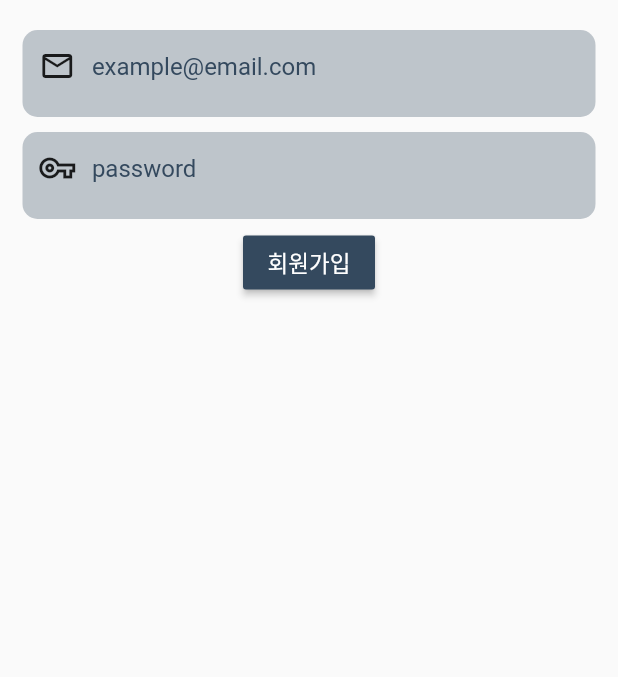
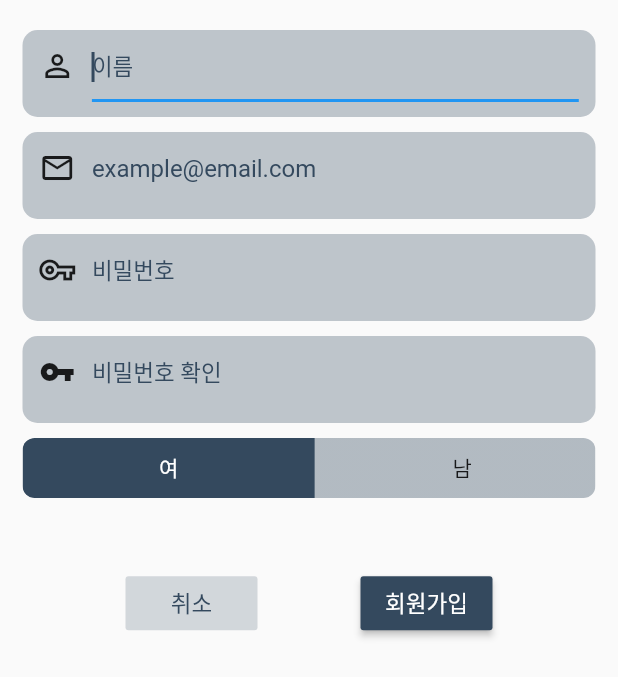
Before and after one commit to MMMIIIN/daily_report, a Flutter app: the SignUpPage screen opened directly, on a phone screen of 412 x 824 dp. Shown: the top 677 px of the screen. Run offline on Flutter 3.47's test engine with Material 2 defaults, Android fonts, the phone set to English and light mode, and no system bars; drawn by our look-alikes of toggle_switch; our stand-ins replace cloud_firestore, firebase_auth, firebase_core, fl_chart, get, get_storage and 1 more; missing offline and left inert: time_range_picker; accounts and stored records are empty; Roboto replaces fonts that are missing (Hyemin).

Commit message:
signup focusnode

```diff
--- a/lib/src/pages/settings/settings_page.dart
+++ b/lib/src/pages/settings/settings_page.dart
@@ -149,6 +149,7 @@ class _SettingsPageState extends State<SettingsPage> {
                   MaterialButton(
                     onPressed: () {
                       FirebaseAuth.instance.signOut();
+                      Get.back();
                     },
                     elevation: 0.0,
                     color: primaryColor,
--- a/lib/src/pages/signup/signup_controller.dart
+++ b/lib/src/pages/signup/signup_controller.dart
@@ -2,12 +2,25 @@ import 'package:flutter/material.dart';
 import 'package:get/get.dart';
 
 class SignUpController extends GetxController{
+  var signupNameController = TextEditingController().obs;
   var signupEmailController = TextEditingController().obs;
   var signupPasswordController = TextEditingController().obs;
+  var passwordCheckController = TextEditingController().obs;
+
+  RxString signupName = ''.obs;
   RxString signupEmail = ''.obs;
   RxString signupPassword = ''.obs;
+  RxString signupPasswordCheck = ''.obs;
+
+  RxInt genderIndex = 0.obs;
+
   RxBool checkEmail = true.obs;
   RxBool checkPassword = true.obs;
+  RxBool equalPassword = true.obs;
+
+  void setSignupName(String name){
+    signupName(name);
+  }
 
   void setSignupEmail(String email) {
     signupEmail(email);
@@ -15,6 +28,18 @@ class SignUpController extends GetxController{
 
   void setSignupPassword(String password){
     signupPassword(password);
+  }
+
+  void setSignupPasswordCheck(String checkPassword){
+    signupPasswordCheck(checkPassword);
+  }
+
+  void checkEqualPassword() {
+    if(signupPassword.value == signupPasswordCheck.value){
+      equalPassword(true);
+    } else {
+      equalPassword(false);
+    }
   }
 
   void setCheckEmail() {
@@ -32,4 +57,8 @@ class SignUpController extends GetxController{
       checkPassword(false);
     }
   }
+
+  void setGenderIndex(int index){
+    genderIndex(index);
+  }
 }
--- a/lib/src/pages/signup/signup_page.dart
+++ b/lib/src/pages/signup/signup_page.dart
@@ -3,11 +3,59 @@ import 'package:daily_report/src/pages/signup/signup_controller.dart';
 import 'package:firebase_auth/firebase_auth.dart';
 import 'package:flutter/material.dart';
 import 'package:get/get.dart';
+import 'package:toggle_switch/toggle_switch.dart';
 
 class SignUpPage extends StatelessWidget {
   final SignUpController _signUpController = Get.put(SignUpController());
+  final emailFocus = FocusNode();
+  final passwordFocus = FocusNode();
+  final passwordCheckFocus = FocusNode();
 
-  Widget signupEmailField() {
+  Widget nameField(BuildContext context) {
+    return Padding(
+      padding: EdgeInsets.symmetric(vertical: 5),
+      child: Container(
+        padding: EdgeInsets.fromLTRB(5, 0, 5, 10),
+        decoration: BoxDecoration(
+            color: primaryColor.withOpacity(0.3),
+            borderRadius: BorderRadius.circular(10)),
+        child: Row(
+          mainAxisAlignment: MainAxisAlignment.spaceEvenly,
+          children: [
+            Icon(Icons.person_outline),
+            Container(
+              padding: EdgeInsets.only(left: 5),
+              width: Get.mediaQuery.size.width * 0.8,
+              child: TextField(
+                onChanged: (text) {
+                  _signUpController.setSignupName(text);
+                },
+                textInputAction: TextInputAction.next,
+                onSubmitted: (_) =>
+                    FocusScope.of(context).requestFocus(emailFocus),
+                autofocus: true,
+                controller: _signUpController.signupNameController.value,
+                cursorColor: primaryColor,
+                decoration: InputDecoration(
+                  focusColor: Colors.red,
+                  hintText: '이름',
+                  hintStyle: TextStyle(
+                    color: primaryColor,
+                    fontSize: 15,
+                  ),
+                  enabledBorder: UnderlineInputBorder(
+                    borderSide: BorderSide(color: Colors.transparent),
+                  ),
+                ),
+              ),
+            ),
+          ],
+        ),
+      ),
+    );
+  }
+
+  Widget signupEmailField(BuildContext context) {
     return Padding(
       padding: EdgeInsets.symmetric(vertical: 5),
       child: Container(
@@ -28,6 +76,10 @@ class SignUpPage extends StatelessWidget {
                   _signUpController.setSignupEmail(text);
                   _signUpController.setCheckEmail();
                 },
+                focusNode: emailFocus,
+                textInputAction: TextInputAction.next,
+                onSubmitted: (_) =>
+                    FocusScope.of(context).requestFocus(passwordFocus),
                 obscureText: false,
                 cursorColor: primaryColor,
                 controller: _signUpController.signupEmailController.value,
@@ -41,16 +93,6 @@ class SignUpPage extends StatelessWidget {
                     fontSize: 16,
                   ),
                   focusColor: primaryColor,
-                  suffixIcon: _signUpController.signupEmail.value == ''
-                      ? null
-                      : IconButton(
-                          icon: Icon(Icons.cancel_outlined),
-                          onPressed: () {
-                            _signUpController.signupEmailController.value
-                                .clear();
-                            _signUpController.signupEmail('');
-                          },
-                        ),
                   enabledBorder: UnderlineInputBorder(
                     borderSide: BorderSide(color: Colors.transparent),
                   ),
@@ -63,7 +105,7 @@ class SignUpPage extends StatelessWidget {
     );
   }
 
-  Widget signupPasswordField() {
+  Widget signupPasswordField(BuildContext context) {
     return Padding(
       padding: EdgeInsets.symmetric(vertical: 5),
       child: Container(
@@ -80,33 +122,27 @@ class SignUpPage extends StatelessWidget {
               padding: EdgeInsets.only(left: 5),
               width: Get.mediaQuery.size.width * 0.8,
               child: TextField(
+                focusNode: passwordFocus,
                 onChanged: (text) {
                   _signUpController.setSignupPassword(text);
                   _signUpController.setCheckPassword();
                 },
-                obscureText: false,
+                textInputAction: TextInputAction.next,
+                onSubmitted: (_) =>
+                    FocusScope.of(context).requestFocus(passwordCheckFocus),
+                obscureText: true,
                 cursorColor: primaryColor,
                 controller: _signUpController.signupPasswordController.value,
                 decoration: InputDecoration(
                   errorText: _signUpController.checkPassword.value
                       ? null
                       : '비밀번호가 너무 짧습니다.',
-                  hintText: 'password',
+                  hintText: '비밀번호',
                   hintStyle: TextStyle(
                     color: primaryColor,
-                    fontSize: 16,
+                    fontSize: 15,
                   ),
                   focusColor: primaryColor,
-                  suffixIcon: _signUpController.signupPassword.value == ''
-                      ? null
-                      : IconButton(
-                          icon: Icon(Icons.cancel_outlined),
-                          onPressed: () {
-                            _signUpController.signupPasswordController.value
-                                .clear();
-                            _signUpController.signupPassword('');
-                          },
-                        ),
                   enabledBorder: UnderlineInputBorder(
                     borderSide: BorderSide(color: Colors.transparent),
                   ),
@@ -119,44 +155,108 @@ class SignUpPage extends StatelessWidget {
     );
   }
 
-  @override
-  Widget build(BuildContext context) {
-    return Scaffold(
-      body: SafeArea(
-        child: Padding(
-            padding: const EdgeInsets.all(15.0),
-            child: Obx(
-              () => Column(
-                children: [
-                  signupEmailField(),
-                  signupPasswordField(),
-                  MaterialButton(
+  Widget passwordCheckField(BuildContext context) {
+    return Padding(
+      padding: EdgeInsets.symmetric(vertical: 5),
+      child: Container(
+        padding: EdgeInsets.fromLTRB(5, 0, 5, 10),
+        decoration: BoxDecoration(
+          color: primaryColor.withOpacity(0.3),
+          borderRadius: BorderRadius.circular(10),
+        ),
+        child: Row(
+          mainAxisAlignment: MainAxisAlignment.spaceEvenly,
+          children: [
+            Icon(Icons.vpn_key),
+            Container(
+              padding: EdgeInsets.only(left: 5),
+              width: Get.mediaQuery.size.width * 0.8,
+              child: TextField(
+                focusNode: passwordCheckFocus,
+                onChanged: (text) {
+                  _signUpController.setSignupPasswordCheck(text);
+                  _signUpController.checkEqualPassword();
+                },
+                controller: _signUpController.passwordCheckController.value,
+                textInputAction: TextInputAction.done,
+                onSubmitted: (_) => FocusScope.of(context).unfocus(),
+                obscureText: true,
+                cursorColor: primaryColor,
+                decoration: InputDecoration(
+                  hintText: '비밀번호 확인',
+                  hintStyle: TextStyle(
                     color: primaryColor,
-                    onPressed: () {
-                      signUp(
-                          _signUpController.signupEmailController.value.text,
-                          _signUpController
-                              .signupPasswordController.value.text);
-                    },
-                    child: Text(
-                      '회원가입',
-                      style: TextStyle(color: Colors.white),
-                    ),
+                    fontSize: 15,
                   ),
-                ],
+                  errorText: _signUpController.equalPassword.value
+                      ? null
+                      : '비밀번호가 일치하지 않습니다.',
+                  enabledBorder: UnderlineInputBorder(
+                    borderSide: BorderSide(color: Colors.transparent),
+                  ),
+                ),
               ),
             ),
+          ],
         ),
+      ),
+    );
+  }
+
+  Widget genderSwitch() {
+    return Padding(
+      padding: EdgeInsets.symmetric(vertical: 5.0),
+      child: ToggleSwitch(
+        minWidth: double.infinity,
+        inactiveBgColor: primaryColor.withOpacity(0.2),
+        activeBgColor: [primaryColor],
+        labels: ['여', '남'],
+          totalSwitches: 2,
+        initialLabelIndex: _signUpController.genderIndex.value,
+        onToggle: (index){
+          _signUpController.setGenderIndex(index);
+        },
+      ),
+    );
+  }
+
+  Widget cancleButton() {
+    return MaterialButton(
+      onPressed: () {
+        Get.back();
+      },
+      color: primaryColor.withOpacity(0.2),
+      elevation: 0,
+      child: Text(
+        '취소',
+        style: TextStyle(color: primaryColor),
+      ),
+    );
+  }
+
+  Widget signUpButton() {
+    return MaterialButton(
+      color: primaryColor,
+      onPressed: () {
+        signUp(_signUpController.signupEmailController.value.text,
+            _signUpController.signupPasswordController.value.text);
+      },
+      child: Text(
+        '회원가입',
+        style: TextStyle(color: Colors.white),
       ),
     );
   }
 
   void signUp(String userEmail, String userPw) async {
     try {
-      await FirebaseAuth.instance.createUserWithEmailAndPassword(
-        email: userEmail,
-        password: userPw,
-      );
+      await FirebaseAuth.instance
+          .createUserWithEmailAndPassword(
+            email: userEmail,
+            password: userPw,
+          )
+          .then((value) => FirebaseAuth.instance.currentUser!
+              .updateDisplayName(_signUpController.signupName.value));
     } on FirebaseAuthException catch (e) {
       if (e.code == 'weak-password') {
         print('The password provided is too weak.');
@@ -167,4 +267,36 @@ class SignUpPage extends StatelessWidget {
       print(e);
     }
   }
+
+  @override
+  Widget build(BuildContext context) {
+    return Scaffold(
+      body: SafeArea(
+        child: Padding(
+          padding: const EdgeInsets.all(15.0),
+          child: Obx(
+            () => Column(
+              children: [
+                nameField(context),
+                signupEmailField(context),
+                signupPasswordField(context),
+                passwordCheckField(context),
+                genderSwitch(),
+                SizedBox(
+                  height: Get.mediaQuery.size.height * 0.05,
+                ),
+                Row(
+                  mainAxisAlignment: MainAxisAlignment.spaceEvenly,
+                  children: [
+                    cancleButton(),
+                    signUpButton(),
+                  ],
+                ),
+              ],
+            ),
+          ),
+        ),
+      ),
+    );
+  }
 }
```
